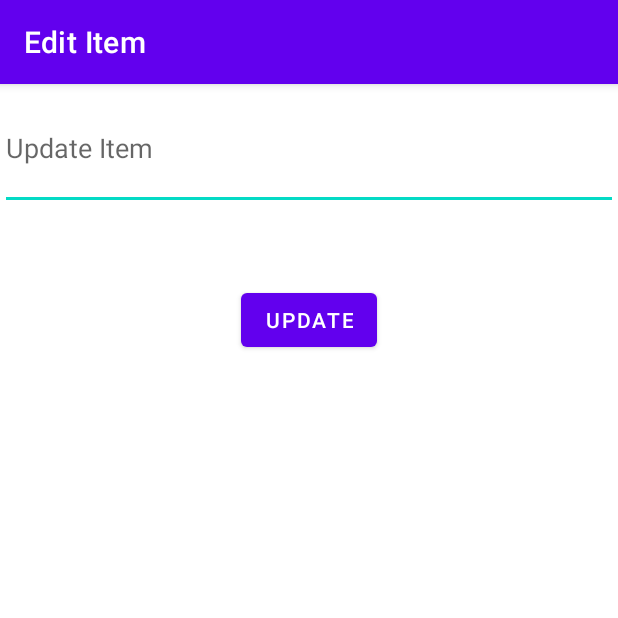
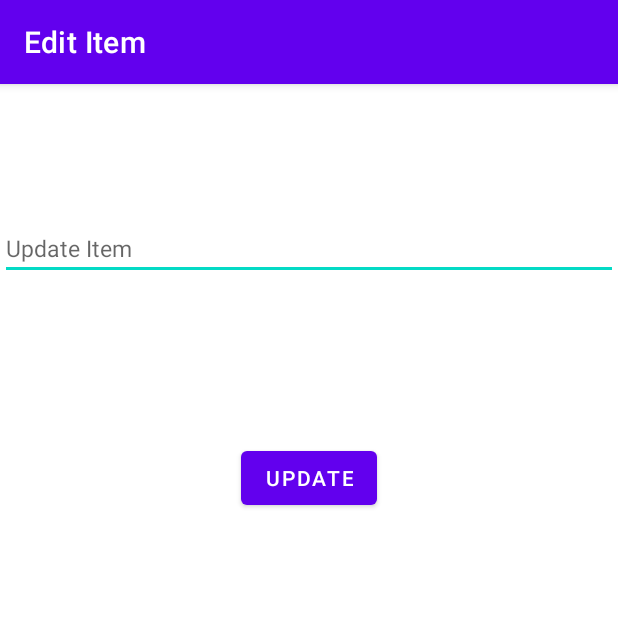
Before and after one commit to smahboob/simple-todo-android, an Android app: the EditList screen opened directly, with no data from a screen before it, on a phone screen of 412 x 824 dp, the top half of it. Run offline under Robolectric (Android 15) with nearby library versions, the phone set to English and light mode, and no system bars.

Commit message:
Finished the required app functionality

```diff
--- a/app/src/main/AndroidManifest.xml
+++ b/app/src/main/AndroidManifest.xml
@@ -9,11 +9,11 @@
         android:roundIcon="@mipmap/ic_launcher_round"
         android:supportsRtl="true"
         android:theme="@style/Theme.SimpleTodo">
-        <activity android:name=".EditList"></activity>
+        <activity android:name=".EditList">
+        </activity>
         <activity android:name=".MainActivity">
             <intent-filter>
                 <action android:name="android.intent.action.MAIN" />
-
                 <category android:name="android.intent.category.LAUNCHER" />
             </intent-filter>
         </activity>
--- a/app/src/main/java/com/example/simpletodo/EditList.java
+++ b/app/src/main/java/com/example/simpletodo/EditList.java
@@ -4,17 +4,18 @@ import androidx.appcompat.app.AppCompatActivity;
 
 import android.content.Intent;
 import android.os.Bundle;
+import android.util.Log;
 import android.view.View;
 import android.widget.EditText;
 
 public class EditList extends AppCompatActivity {
 
-    private static final String KEY_ITEM_NAME = "updated_name";
-    private static final String KEY_ITEM_POS = "updated_pos";
     private EditText updatedText;
 
     @Override
     protected void onCreate(Bundle savedInstanceState) {
+
+        Log.d("LOGS", "CAME HERE");
         super.onCreate(savedInstanceState);
         setContentView(R.layout.activity_edit_list);
         getSupportActionBar().setTitle("Edit Item");
@@ -29,7 +30,9 @@ public class EditList extends AppCompatActivity {
     //user is done editing, update the list item
     public void updateList(View view){
         Intent backToMain = new Intent(EditList.this, MainActivity.class);
-        backToMain.putExtra(KEY_ITEM_NAME, updatedText.getText().toString());
-        backToMain.putExtra(KEY_ITEM_POS, getIntent().getIntExtra(MainActivity.KEY_ITEM_POS,-1));
+        backToMain.putExtra(MainActivity.KEY_ITEM_NAME, updatedText.getText().toString());
+        backToMain.putExtra(MainActivity.KEY_ITEM_POS, getIntent().getIntExtra(MainActivity.KEY_ITEM_POS,-1));
+        setResult(RESULT_OK, backToMain);
+        finish();
     }
 }
--- a/app/src/main/res/layout/activity_edit_list.xml
+++ b/app/src/main/res/layout/activity_edit_list.xml
@@ -9,13 +9,13 @@
     <EditText
         android:id="@+id/updateText"
         android:layout_width="0dp"
-        android:layout_height="0dp"
-        android:layout_marginTop="2dp"
-        android:layout_marginBottom="684dp"
+        android:layout_height="wrap_content"
+        android:layout_marginBottom="20dp"
         android:ems="10"
         android:hint="Update Item"
         android:inputType="textPersonName"
-        app:layout_constraintBottom_toBottomOf="parent"
+        android:textSize="15dp"
+        app:layout_constraintBottom_toTopOf="@+id/updateButton"
         app:layout_constraintEnd_toEndOf="parent"
         app:layout_constraintStart_toStartOf="parent"
         app:layout_constraintTop_toTopOf="parent" />
@@ -24,12 +24,10 @@
         android:id="@+id/updateButton"
         android:layout_width="wrap_content"
         android:layout_height="wrap_content"
-        android:layout_marginTop="50dp"
-        android:layout_marginBottom="588dp"
+        android:layout_marginBottom="481dp"
         android:onClick="updateList"
         android:text="Update"
         app:layout_constraintBottom_toBottomOf="parent"
         app:layout_constraintEnd_toEndOf="parent"
-        app:layout_constraintStart_toStartOf="parent"
-        app:layout_constraintTop_toBottomOf="@+id/updateText" />
+        app:layout_constraintStart_toStartOf="parent" />
 </androidx.constraintlayout.widget.ConstraintLayout>
```
Also changed, not shown: app/src/main/java/com/example/simpletodo/MainActivity.java (+3 -4 lines).
